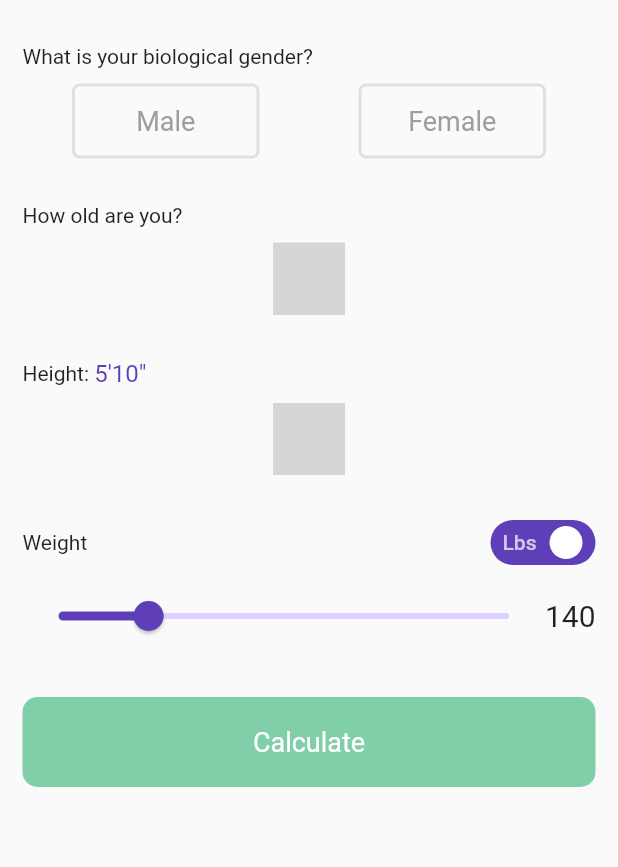
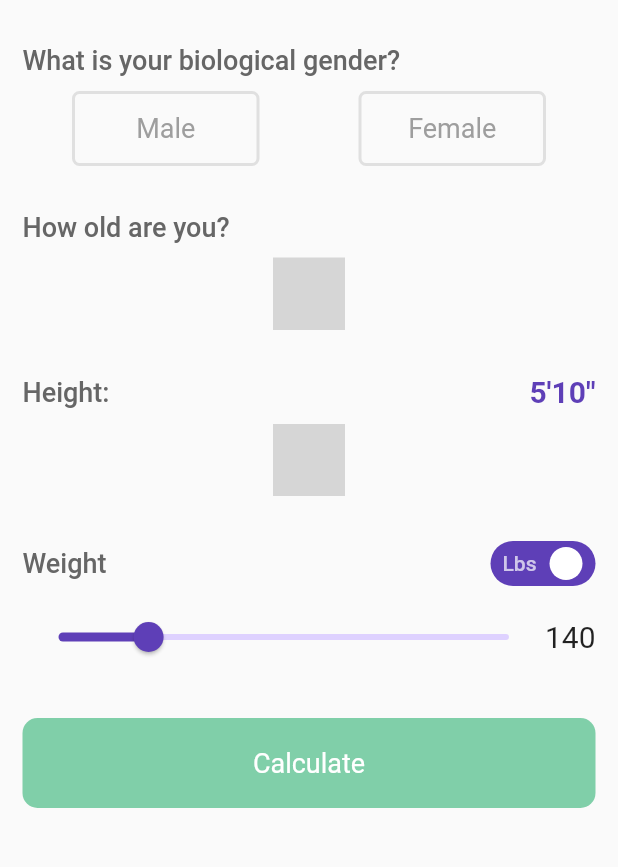
Before and after one commit to MatthieuNadeau96/bmi_calculator, a Flutter app: the screen it shows after launch, on a phone screen of 412 x 824 dp, the part 143-1010 px from its top. Run offline on Flutter 3.47's test engine with Material 2 defaults, Android fonts, the phone set to English and light mode, and no system bars; our stand-ins replace numberpicker; statements that could not run were skipped; grey boxes are pictures that could not be loaded.

Commit message:
added title styling

```diff
--- a/lib/main.dart
+++ b/lib/main.dart
@@ -21,6 +21,12 @@ class MyApp extends StatelessWidget {
         accentColor: Color(0xff5E3FB7),
         buttonColor: Color(0xffDED1FF),
         visualDensity: VisualDensity.adaptivePlatformDensity,
+        textTheme: TextTheme(
+          bodyText1: TextStyle(
+            fontSize: 18,
+            color: Color(0xff666666),
+          ),
+        ),
       ),
       home: MyHomePage(),
       routes: {
@@ -100,7 +106,6 @@ class _MyHomePageState extends State<MyHomePage> {
         padding: EdgeInsets.only(
           left: 15,
           right: 15,
-          bottom: 30,
         ),
         child: Column(
           crossAxisAlignment: CrossAxisAlignment.start,
@@ -120,7 +125,10 @@ class _MyHomePageState extends State<MyHomePage> {
             SizedBox(
               height: 30,
             ),
-            Text('What is your biological gender?'),
+            Text(
+              'What is your biological gender?',
+              style: themeData.textTheme.bodyText1,
+            ),
             SizedBox(height: 10),
             Row(
               mainAxisAlignment: MainAxisAlignment.spaceAround,
@@ -150,7 +158,10 @@ class _MyHomePageState extends State<MyHomePage> {
             SizedBox(
               height: 30,
             ),
-            Text('How old are you?'),
+            Text(
+              'How old are you?',
+              style: themeData.textTheme.bodyText1,
+            ),
             SizedBox(height: 10),
             Row(
               mainAxisAlignment: MainAxisAlignment.center,
@@ -169,11 +180,19 @@ class _MyHomePageState extends State<MyHomePage> {
               height: 30,
             ),
             Row(
+              mainAxisAlignment: MainAxisAlignment.spaceBetween,
               children: [
-                Text('Height: '),
+                Text(
+                  'Height: ',
+                  style: themeData.textTheme.bodyText1,
+                ),
                 Text(
                   '$feet\'$remainderInches\"',
-                  style: TextStyle(fontSize: 16, color: themeData.primaryColor),
+                  style: TextStyle(
+                    fontSize: 20,
+                    color: themeData.primaryColor,
+                    fontWeight: FontWeight.bold,
+                  ),
                 ),
               ],
             ),
@@ -200,7 +219,10 @@ class _MyHomePageState extends State<MyHomePage> {
             Row(
               mainAxisAlignment: MainAxisAlignment.spaceBetween,
               children: [
-                Text('Weight'),
+                Text(
+                  'Weight',
+                  style: themeData.textTheme.bodyText1,
+                ),
                 CustomSwitch(
                   activeColor: themeData.primaryColor,
                   value: pounds,
```
